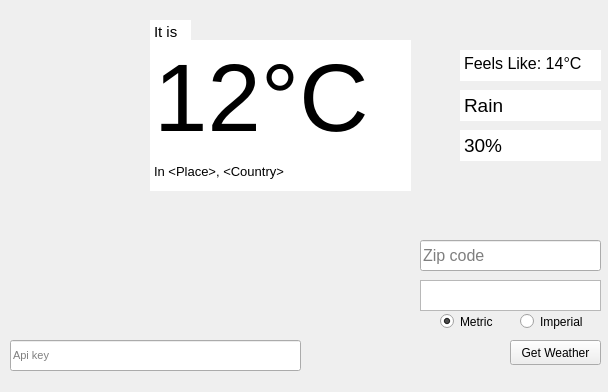
Qt form uis/weather_gui.ui (emmafornash/Weather-Report) before a commit.
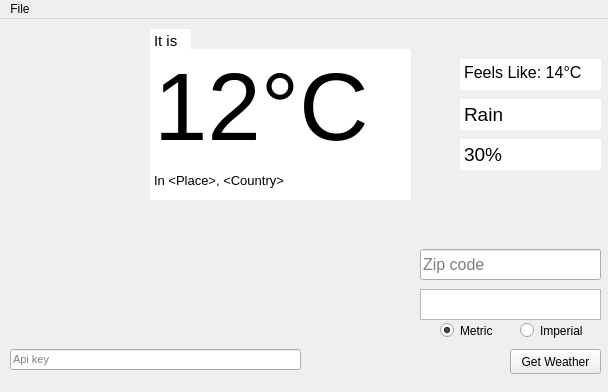
The same form after that commit. Icons and pictures are not drawn.

Commit message: added a way to save user data to disk

The edit to the form file:
```diff
--- a/uis/weather_gui.ui
+++ b/uis/weather_gui.ui
@@ -18,7 +18,7 @@
     <property name="geometry">
      <rect>
       <x>150</x>
-      <y>40</y>
+      <y>30</y>
       <width>261</width>
       <height>121</height>
      </rect>
@@ -61,7 +61,7 @@
     <property name="geometry">
      <rect>
       <x>510</x>
-      <y>340</y>
+      <y>330</y>
       <width>91</width>
       <height>25</height>
      </rect>
@@ -74,7 +74,7 @@
     <property name="geometry">
      <rect>
       <x>460</x>
-      <y>90</y>
+      <y>80</y>
       <width>141</width>
       <height>31</height>
      </rect>
@@ -117,7 +117,7 @@
     <property name="geometry">
      <rect>
       <x>460</x>
-      <y>130</y>
+      <y>120</y>
       <width>141</width>
       <height>31</height>
      </rect>
@@ -151,7 +151,7 @@
     <property name="geometry">
      <rect>
       <x>150</x>
-      <y>20</y>
+      <y>10</y>
       <width>41</width>
       <height>21</height>
      </rect>
@@ -180,7 +180,7 @@
     <property name="geometry">
      <rect>
       <x>150</x>
-      <y>160</y>
+      <y>150</y>
       <width>261</width>
       <height>31</height>
      </rect>
@@ -206,7 +206,7 @@
     <property name="geometry">
      <rect>
       <x>520</x>
-      <y>310</y>
+      <y>300</y>
       <width>81</width>
       <height>23</height>
      </rect>
@@ -219,7 +219,7 @@
     <property name="geometry">
      <rect>
       <x>440</x>
-      <y>310</y>
+      <y>300</y>
       <width>71</width>
       <height>23</height>
      </rect>
@@ -235,9 +235,9 @@
     <property name="geometry">
      <rect>
       <x>10</x>
-      <y>340</y>
+      <y>330</y>
       <width>291</width>
-      <height>31</height>
+      <height>21</height>
      </rect>
     </property>
     <property name="font">
@@ -253,7 +253,7 @@
     <property name="geometry">
      <rect>
       <x>420</x>
-      <y>240</y>
+      <y>230</y>
       <width>181</width>
       <height>31</height>
      </rect>
@@ -274,7 +274,7 @@
     <property name="geometry">
      <rect>
       <x>460</x>
-      <y>50</y>
+      <y>40</y>
       <width>141</width>
       <height>31</height>
      </rect>
@@ -308,7 +308,7 @@
     <property name="geometry">
      <rect>
       <x>10</x>
-      <y>40</y>
+      <y>30</y>
       <width>131</width>
       <height>131</height>
      </rect>
@@ -336,7 +336,7 @@
     <property name="geometry">
      <rect>
       <x>420</x>
-      <y>130</y>
+      <y>120</y>
       <width>31</width>
       <height>31</height>
      </rect>
@@ -355,7 +355,7 @@
     <property name="geometry">
      <rect>
       <x>420</x>
-      <y>90</y>
+      <y>80</y>
       <width>31</width>
       <height>31</height>
      </rect>
@@ -374,7 +374,7 @@
     <property name="geometry">
      <rect>
       <x>420</x>
-      <y>50</y>
+      <y>40</y>
       <width>31</width>
       <height>31</height>
      </rect>
@@ -390,7 +390,7 @@
     <property name="geometry">
      <rect>
       <x>420</x>
-      <y>280</y>
+      <y>270</y>
       <width>181</width>
       <height>31</height>
      </rect>
@@ -411,7 +411,19 @@
      <height>22</height>
     </rect>
    </property>
+   <widget class="QMenu" name="menuFile">
+    <property name="title">
+     <string>File</string>
+    </property>
+    <addaction name="set_default_action"/>
+   </widget>
+   <addaction name="menuFile"/>
   </widget>
+  <action name="set_default_action">
+   <property name="text">
+    <string>Set Default</string>
+   </property>
+  </action>
  </widget>
  <resources>
   <include location="../icons/ui resource.qrc"/>
```
The commit also changes 2 other files.
